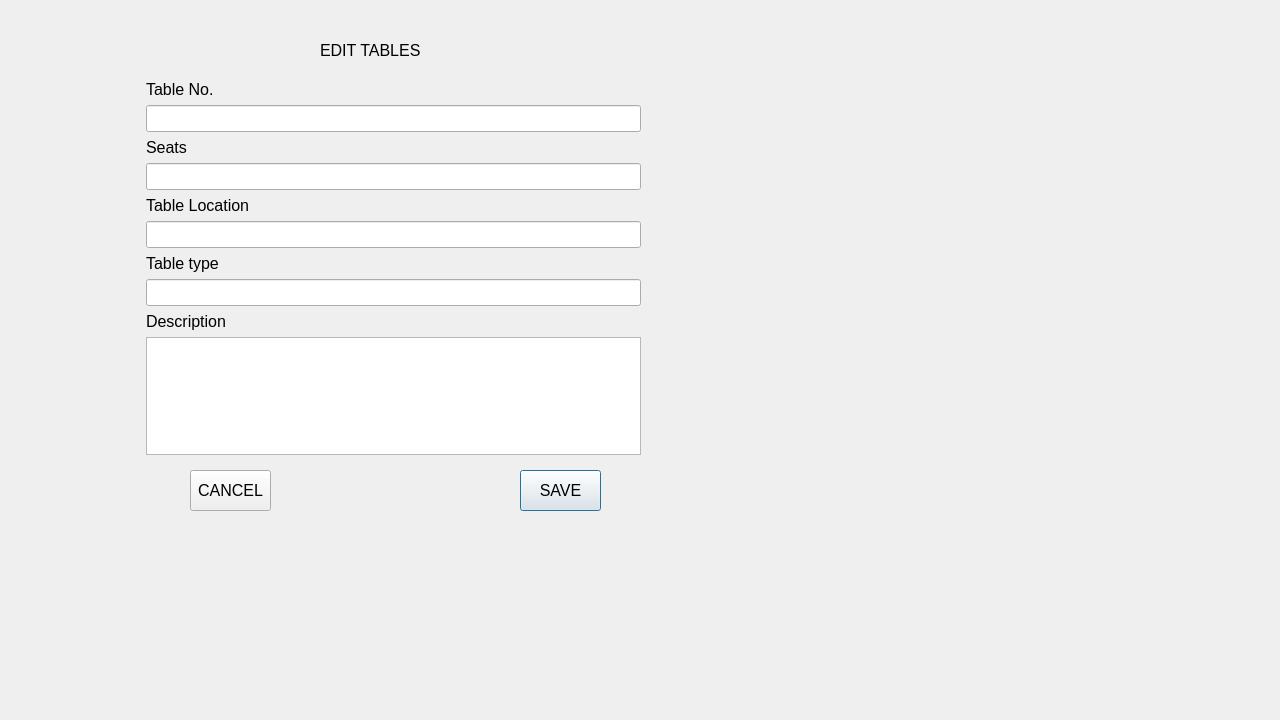
The window that RMS_qt/editing_table.ui (dev-pratik02/RMS) describes before a commit, drawn with Qt 5.
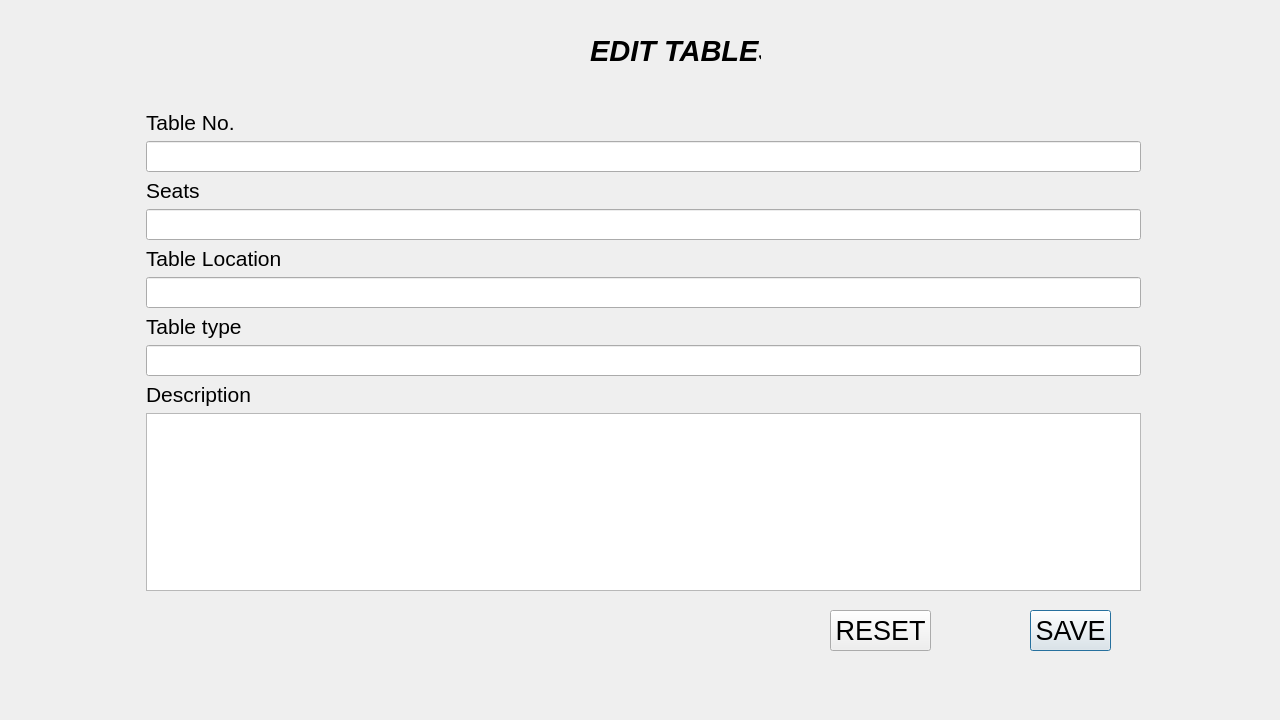
The same window after the commit.

```diff
--- a/RMS_qt/editing_table.ui
+++ b/RMS_qt/editing_table.ui
@@ -28,12 +28,20 @@
   <widget class="QLabel" name="label_7">
    <property name="geometry">
     <rect>
-     <x>320</x>
+     <x>590</x>
      <y>20</y>
      <width>171</width>
      <height>61</height>
     </rect>
    </property>
+   <property name="font">
+    <font>
+     <family>Arial</family>
+     <pointsize>22</pointsize>
+     <italic>true</italic>
+     <bold>true</bold>
+    </font>
+   </property>
    <property name="styleSheet">
     <string notr="true">font: 700 italic 22pt &quot;Arial&quot;;</string>
    </property>
@@ -45,73 +53,144 @@
    <property name="geometry">
     <rect>
      <x>140</x>
-     <y>80</y>
-     <width>501</width>
-     <height>375</height>
+     <y>110</y>
+     <width>1001</width>
+     <height>481</height>
     </rect>
    </property>
    <layout class="QFormLayout" name="formLayout">
     <item row="0" column="1">
      <widget class="QLabel" name="label">
+      <property name="font">
+       <font>
+        <family>Arial</family>
+        <pointsize>16</pointsize>
+       </font>
+      </property>
       <property name="text">
        <string>Table No.</string>
       </property>
      </widget>
     </item>
     <item row="1" column="1">
-     <widget class="QLineEdit" name="lineEdit_e1"/>
+     <widget class="QLineEdit" name="lineEdit_e1">
+      <property name="font">
+       <font>
+        <family>Arial</family>
+        <pointsize>14</pointsize>
+       </font>
+      </property>
+     </widget>
     </item>
     <item row="2" column="1">
      <widget class="QLabel" name="label_2">
+      <property name="font">
+       <font>
+        <family>Arial</family>
+        <pointsize>16</pointsize>
+       </font>
+      </property>
       <property name="text">
        <string>Seats</string>
       </property>
      </widget>
     </item>
     <item row="3" column="1">
-     <widget class="QLineEdit" name="lineEdit_e2"/>
+     <widget class="QLineEdit" name="lineEdit_e2">
+      <property name="font">
+       <font>
+        <family>Arial</family>
+        <pointsize>14</pointsize>
+       </font>
+      </property>
+     </widget>
     </item>
     <item row="4" column="1">
      <widget class="QLabel" name="label_3">
+      <property name="font">
+       <font>
+        <family>Arial</family>
+        <pointsize>16</pointsize>
+       </font>
+      </property>
       <property name="text">
        <string>Table Location</string>
       </property>
      </widget>
     </item>
     <item row="5" column="1">
-     <widget class="QLineEdit" name="lineEdit_e3"/>
+     <widget class="QLineEdit" name="lineEdit_e3">
+      <property name="font">
+       <font>
+        <family>Arial</family>
+        <pointsize>14</pointsize>
+       </font>
+      </property>
+     </widget>
     </item>
     <item row="6" column="1">
      <widget class="QLabel" name="label_5">
+      <property name="font">
+       <font>
+        <family>Arial</family>
+        <pointsize>16</pointsize>
+       </font>
+      </property>
       <property name="text">
        <string>Table type</string>
       </property>
      </widget>
     </item>
     <item row="7" column="1">
-     <widget class="QLineEdit" name="lineEdit_e5"/>
+     <widget class="QLineEdit" name="lineEdit_e5">
+      <property name="font">
+       <font>
+        <family>Arial</family>
+        <pointsize>14</pointsize>
+       </font>
+      </property>
+     </widget>
     </item>
     <item row="8" column="1">
      <widget class="QLabel" name="label_6">
+      <property name="font">
+       <font>
+        <family>Arial</family>
+        <pointsize>16</pointsize>
+       </font>
+      </property>
       <property name="text">
        <string>Description</string>
       </property>
      </widget>
     </item>
     <item row="9" column="1">
-     <widget class="QTextEdit" name="textEdit_1"/>
+     <widget class="QTextEdit" name="textEdit_1">
+      <property name="font">
+       <font>
+        <family>Arial</family>
+        <pointsize>14</pointsize>
+       </font>
+      </property>
+     </widget>
     </item>
    </layout>
   </widget>
   <widget class="QPushButton" name="btn_change">
    <property name="geometry">
     <rect>
-     <x>520</x>
-     <y>470</y>
+     <x>1030</x>
+     <y>610</y>
      <width>81</width>
      <height>41</height>
     </rect>
    </property>
+   <property name="font">
+    <font>
+     <family>Arial</family>
+     <pointsize>20</pointsize>
+    </font>
+   </property>
    <property name="text">
     <string>SAVE</string>
    </property>
@@ -119,14 +198,20 @@
   <widget class="QPushButton" name="btn_cancel">
    <property name="geometry">
     <rect>
-     <x>190</x>
-     <y>470</y>
-     <width>81</width>
+     <x>830</x>
+     <y>610</y>
+     <width>101</width>
      <height>41</height>
     </rect>
    </property>
+   <property name="font">
+    <font>
+     <family>Arial</family>
+     <pointsize>20</pointsize>
+    </font>
+   </property>
    <property name="text">
-    <string>CANCEL</string>
+    <string>RESET</string>
    </property>
   </widget>
  </widget>
```
Left out of the diff: 2 changed lines with no effect on the pictures.
